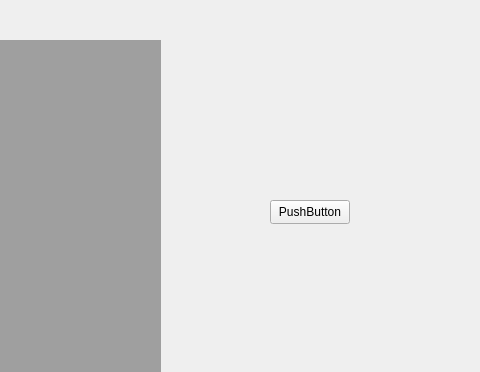
DKandCO/gnokgniknod, file view.ui: the form before one commit; both pictures show x 370 to 850 and y 0 to 372 of the 850 by 706 pixel window.
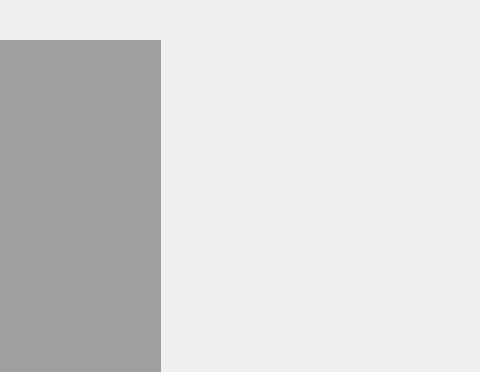
The form after the commit.

Diff of the .ui file:
```diff
--- a/view.ui
+++ b/view.ui
@@ -27,19 +27,6 @@
      <enum>Qt::LeftToRight</enum>
     </property>
    </widget>
-   <widget class="QPushButton" name="pushButton">
-    <property name="geometry">
-     <rect>
-      <x>640</x>
-      <y>200</y>
-      <width>80</width>
-      <height>24</height>
-     </rect>
-    </property>
-    <property name="text">
-     <string>PushButton</string>
-    </property>
-   </widget>
   </widget>
   <widget class="QMenuBar" name="menubar">
    <property name="geometry">
```
